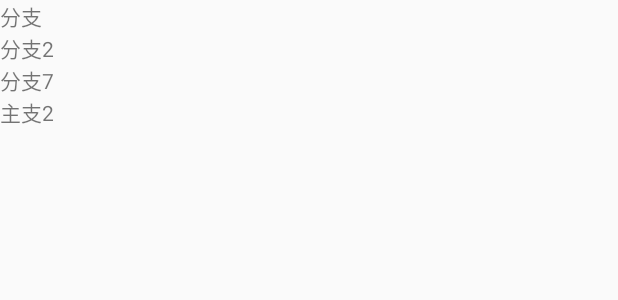
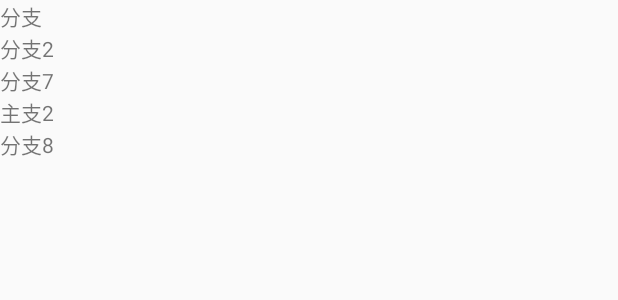
Before and after one commit to d071225/AndroidStudioDemo, an Android app: the layout activity_git.xml on its own in the app's theme, with its tools: preview values and no code run, on a phone screen of 412 x 824 dp. Shown: the top 300 px of the screen. Run offline under Robolectric (Android 15) with nearby library versions, the phone set to English and light mode, and no system bars.

Commit message:
修改分支gitfragmnet，添加分支8

```diff
--- a/androidfengkuangdemo/src/main/java/com/example/fragment/GitFragment.java
+++ b/androidfengkuangdemo/src/main/java/com/example/fragment/GitFragment.java
@@ -6,6 +6,7 @@ import android.support.annotation.Nullable;
 import android.view.LayoutInflater;
 import android.view.View;
 import android.view.ViewGroup;
+import android.widget.TextView;
 
 /**
  * Created by DY on 2017/5/5.
@@ -15,6 +16,7 @@ public class GitFragment extends Fragment{
     @Nullable
     @Override
     public View onCreateView(LayoutInflater inflater, @Nullable ViewGroup container, Bundle savedInstanceState) {
+        TextView textView;
         return super.onCreateView(inflater, container, savedInstanceState);
     }
 }
--- a/androidfengkuangdemo/src/main/res/layout/activity_git.xml
+++ b/androidfengkuangdemo/src/main/res/layout/activity_git.xml
@@ -18,4 +18,8 @@
         android:layout_width="wrap_content"
         android:layout_height="wrap_content"
         android:text="主支2"/>
+    <TextView
+        android:layout_width="wrap_content"
+        android:layout_height="wrap_content"
+        android:text="分支8"/>
 </LinearLayout>
```
